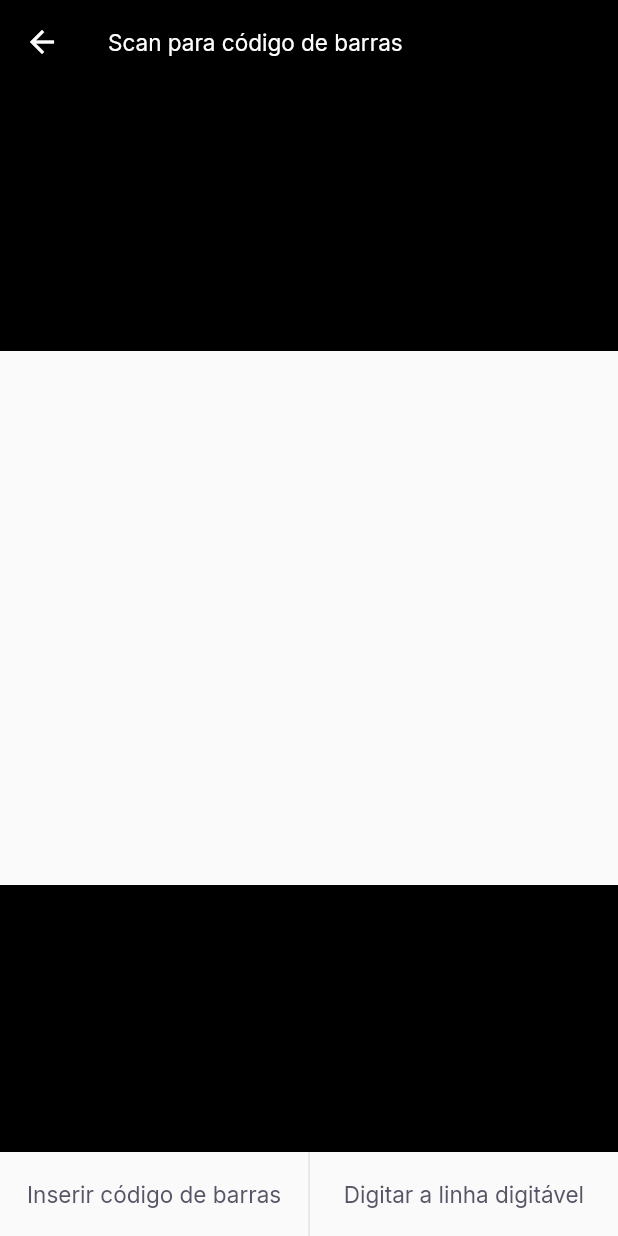
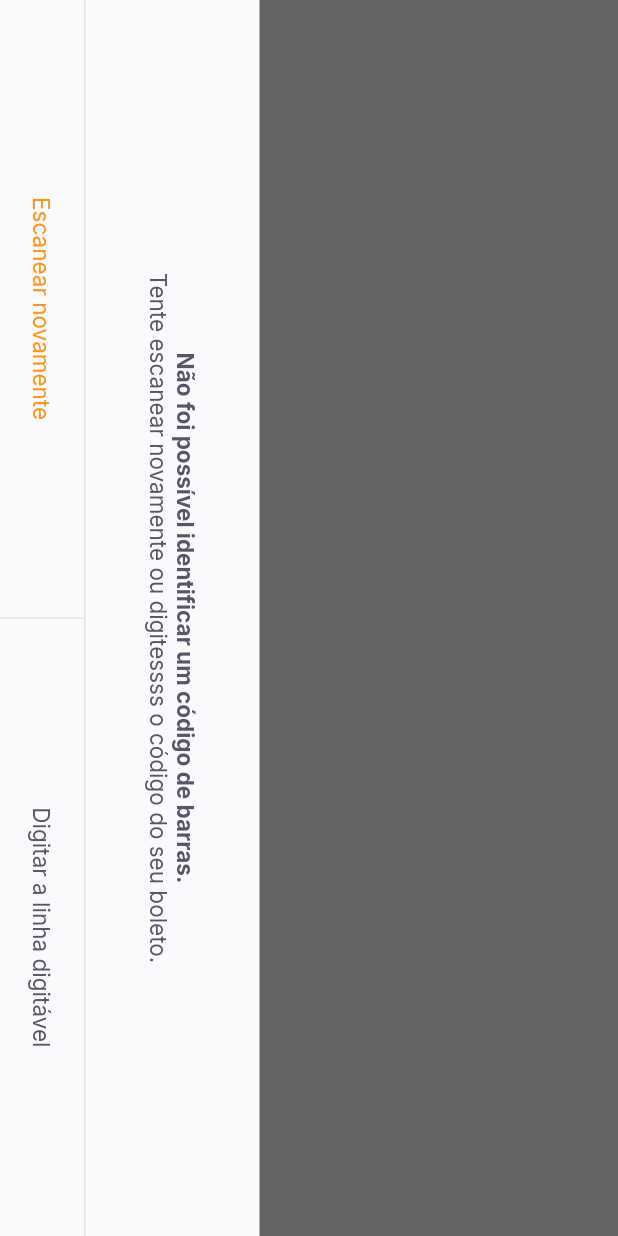
Before and after one commit to thiagovars/NLW-flutter, a Flutter app: the BarcodeScannerPage screen opened by its route, on a phone screen of 412 x 824 dp. Run offline on Flutter 3.47's test engine with Material 2 defaults, Android fonts, the phone set to English and light mode, and no system bars; our stand-ins replace firebase_core, google_fonts, google_sign_in, shared_preferences; accounts and stored records are empty.

Commit message:
finalizando o layout antes de habilitar a camera

```diff
--- a/lib/modules/barcode_scanner/barcode_scanner_page.dart
+++ b/lib/modules/barcode_scanner/barcode_scanner_page.dart
@@ -1,6 +1,7 @@
 import 'package:flutter/material.dart';
 import 'package:payflow/shared/themes/app_text_styles.dart';
 import 'package:payflow/shared/themes/appcolors.dart';
+import 'package:payflow/widgets/bottom_sheet/bottom_sheet_widget.dart';
 import 'package:payflow/widgets/divider_vertical/divider_vertical_widget.dart';
 import 'package:payflow/widgets/label_button/label_button.dart';
 import 'package:payflow/widgets/set_label_buttons/set_label_buttons.dart';
@@ -15,7 +16,23 @@ class BarcodeScannerPage extends StatefulWidget {
 class _BarcodeScannerPageState extends State<BarcodeScannerPage> {
   @override
   Widget build(BuildContext context) {
-    return Scaffold(
+    return BottomSheetWidget(
+      title: "Não foi possível identificar um código de barras.",
+      subtitle: "Tente escanear novamente ou digitessss o código do seu boleto.",
+      primaryLabel: "Escanear novamente",
+      primaryOnPressed: () {},
+      secondLabel: "Digitar o código",
+      secondOnPressed: () {},
+    );
+    return SafeArea(
+      top: true,
+      bottom: true,
+      left: true,
+      right: true,
+      child:
+        RotatedBox(
+          quarterTurns: 1,
+          child: Scaffold(
             appBar: AppBar(
               backgroundColor: Colors.black,
               title: Text(
@@ -30,7 +47,7 @@ class _BarcodeScannerPageState extends State<BarcodeScannerPage> {
               children: [
                 Expanded(
                   child: Container(
-              color: Colors.black,
+                    color: Colors.black.withOpacity(0.8),
                   ),
                 ),
                 Expanded(
@@ -41,16 +58,13 @@ class _BarcodeScannerPageState extends State<BarcodeScannerPage> {
                 ),
                 Expanded(
                   child: Container(
-              color: Colors.black,
+                    color: Colors.black.withOpacity(0.8),
                   ),
                 ),
               ],
             ),
-      bottomNavigationBar: SetLabelButtons(
-        primaryLabel: "Inserir código de barras",
-        primaryOnPressed: () {},
-        secondLabel: "Digitar a linha digitável",
-        secondOnPressed: () {},
+            // bottomNavigationBar: widget(),
+          ),
         ),
       );
     }
--- /dev/null
+++ b/lib/widgets/bottom_sheet/bottom_sheet_widget.dart
@@ -0,0 +1,67 @@
+import 'package:flutter/material.dart';
+import 'package:payflow/shared/themes/app_text_styles.dart';
+import 'package:payflow/shared/themes/appcolors.dart';
+import 'package:payflow/widgets/set_label_buttons/set_label_buttons.dart';
+
+class BottomSheetWidget extends StatelessWidget {
+  final String primaryLabel;
+  final String secondLabel;
+  final VoidCallback primaryOnPressed;
+  final VoidCallback secondOnPressed;
+  final String title;
+  final String subtitle;
+
+  const BottomSheetWidget({Key? key,
+    required this.primaryLabel,
+    required this.secondLabel,
+    required this.primaryOnPressed,
+    required this.secondOnPressed,
+    required this.title,
+    required this.subtitle
+  }) : super(key: key);
+
+  @override
+  Widget build(BuildContext context) {
+    return SafeArea(
+          child: RotatedBox(
+        quarterTurns: 1,
+            child: Material(
+          child: Container(
+            color: AppColors.shape,
+            child: Column(
+              children: [
+                Expanded(child: Container(color: Colors.black.withOpacity(0.6))),
+                Column(
+                  children: [
+                    Padding(
+                      padding: const EdgeInsets.all(40),
+                      child: Text.rich(TextSpan(
+                        text: title,
+                        style: TextStyles.buttonBoldHeading,
+                        children: [TextSpan(
+                          text: "\n$subtitle",
+                          style: TextStyles.buttonHeading,
+                          )]),
+                        textAlign: TextAlign.center,),
+                    ),
+                    Divider(
+                      height: 1,
+                      thickness: 1,
+                      color: AppColors.stroke,
+                    ),
+                    SetLabelButtons(
+                      enabledPrimaryColor: true,
+                      primaryLabel: "Escanear novamente",
+                      primaryOnPressed: () {},
+                      secondLabel: "Digitar a linha digitável",
+                      secondOnPressed: () {},
+                    ),
+                  ],),
+              ],
+            ),
+          ),
+        ),
+      ),
+    );
+  }
+}
--- a/lib/widgets/label_button/label_button.dart
+++ b/lib/widgets/label_button/label_button.dart
@@ -1,11 +1,16 @@
 import 'package:flutter/material.dart';
 import 'package:payflow/shared/themes/app_text_styles.dart';
-import 'package:payflow/shared/themes/appcolors.dart';
 
 class LabelButton extends StatelessWidget {
   final String label;
   final VoidCallback onPressed;
-  const LabelButton({Key? key, required this.label, required this.onPressed}) : super(key: key);
+  final TextStyle? style;
+  const LabelButton({
+    Key? key,
+    required this.label,
+    required this.onPressed,
+    this.style
+  }) : super(key: key);
 
   @override
   Widget build(BuildContext context) {
@@ -15,7 +20,7 @@ class LabelButton extends StatelessWidget {
         onPressed: onPressed,
         child: Text(
           label,
-          style: TextStyles.buttonHeading,
+          style: style ?? TextStyles.buttonHeading,
         ),
          ),
     );
--- a/lib/widgets/set_label_buttons/set_label_buttons.dart
+++ b/lib/widgets/set_label_buttons/set_label_buttons.dart
@@ -1,4 +1,5 @@
 import 'package:flutter/material.dart';
+import 'package:payflow/shared/themes/app_text_styles.dart';
 import 'package:payflow/widgets/divider_vertical/divider_vertical_widget.dart';
 import 'package:payflow/widgets/label_button/label_button.dart';
 
@@ -7,13 +8,15 @@ class SetLabelButtons extends StatelessWidget {
   final String secondLabel;
   final VoidCallback primaryOnPressed;
   final VoidCallback secondOnPressed;
+  final bool enabledPrimaryColor;
 
   const SetLabelButtons({
     Key? key,
     required this.primaryLabel,
     required this.secondLabel,
     required this.primaryOnPressed,
-    required this.secondOnPressed
+    required this.secondOnPressed,
+    this.enabledPrimaryColor = false,
   }) : super(key: key);
 
   @override
@@ -22,7 +25,11 @@ class SetLabelButtons extends StatelessWidget {
         height: 56,
         child: Row(
           children: [
-            Expanded(child: LabelButton( label: primaryLabel, onPressed: primaryOnPressed,)),
+            Expanded(child: LabelButton(
+              label: primaryLabel,
+              onPressed: primaryOnPressed,
+              style: enabledPrimaryColor ? TextStyles.buttonPrimary : null,
+              )),
             DividerVerticalWidget(),
             Expanded(child: LabelButton( label: secondLabel, onPressed: secondOnPressed )),
           ],),
```
Lines whose indentation alone changed are shown as unchanged.
